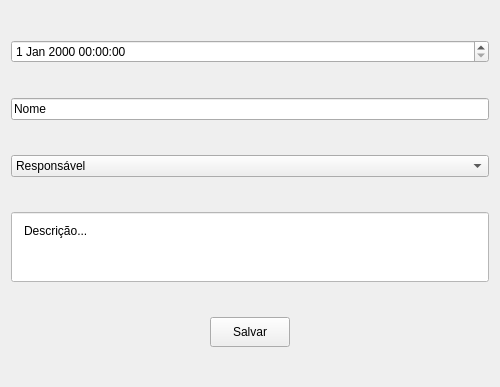
Before: the Qt Designer form App/view/ui/newReport.ui in Senac-SOR-ADS/Gerenciamento-Escolar, drawn with Qt 5.
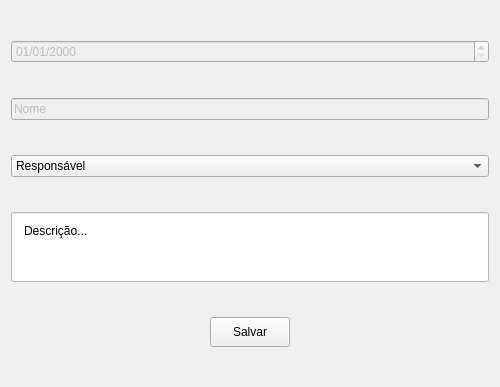
After: the same form once the commit is applied.

Diff of the .ui file:
```diff
--- a/App/view/ui/newReport.ui
+++ b/App/view/ui/newReport.ui
@@ -15,10 +15,20 @@
   </property>
   <layout class="QVBoxLayout" name="verticalLayout" stretch="0,0,0,0,0">
    <item>
-    <widget class="QDateTimeEdit" name="dataOcorrencia"/>
+    <widget class="QDateTimeEdit" name="dataOcorrencia">
+     <property name="enabled">
+      <bool>false</bool>
+     </property>
+     <property name="displayFormat">
+      <string>dd/MM/yyyy</string>
+     </property>
+    </widget>
    </item>
    <item>
     <widget class="QLineEdit" name="nomeOcorrencia">
+     <property name="enabled">
+      <bool>false</bool>
+     </property>
      <property name="text">
       <string>Nome</string>
      </property>
```
